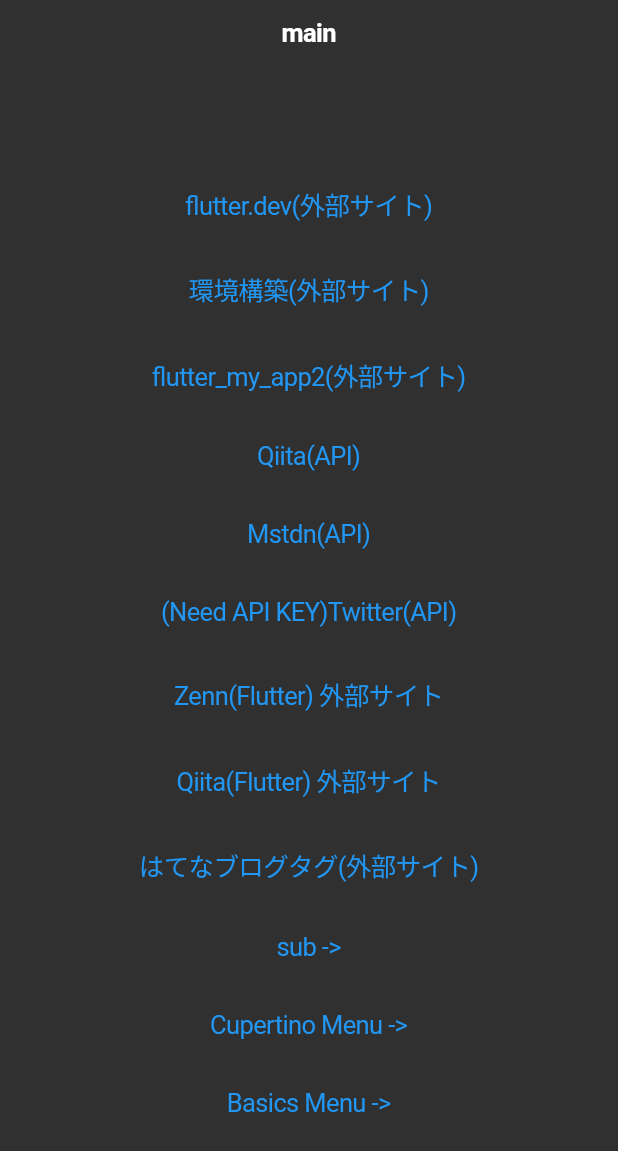
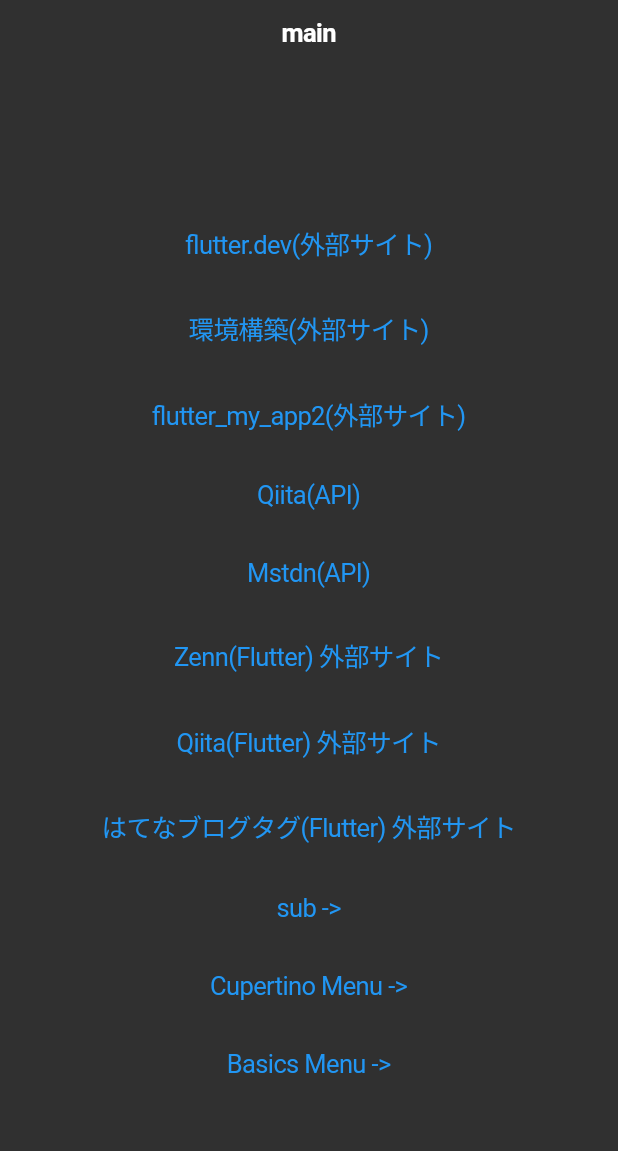
Before and after one commit to hiroyuki12/flutter_my_app2, a Flutter app: the screen it shows after launch, on a phone screen of 412 x 824 dp. Shown: the top 1151 px of the screen. Run offline on Flutter 3.47's test engine with Material 2 defaults, Android fonts, the phone set to English and light mode, and no system bars; our stand-ins replace firebase_auth, firebase_core, firebase_database, flutter_signin_button, local_auth, shared_preferences and 1 more; missing offline and left inert: flutter_share, oauth1, sqlite_viewer; accounts and stored records are empty.

Commit message:
Move Twitter Sub.

```diff
--- a/lib/main.dart
+++ b/lib/main.dart
@@ -4,7 +4,6 @@ import 'package:flutter/cupertino.dart';
 //import 'package:firebase_core/firebase_core.dart';
 import 'pages/QiitaScreen.dart';
 import 'pages/MastodonScreen.dart';
-import 'pages/TwitterScreen.dart';
 import 'pages/Cupertino/CupertinoMenu.dart';
 import 'pages/Cupertino/CupertinoSub.dart';
 import 'pages/Basics/BasicsMenu.dart';
@@ -77,11 +76,6 @@ class _MyHomePageState extends State<MyHomePage> {
               onPressed: () => Navigator.push(
                   context, MaterialPageRoute(builder: (context) => Mastodon())),
             ),
-            CupertinoButton(
-              child: Text("(Need API KEY)Twitter(API)"),
-              onPressed: () => Navigator.push(
-                  context, MaterialPageRoute(builder: (context) => Twitter())),
-            ),
             /*CupertinoButton(
               child: Text("Cupertino Firebase"),
               onPressed: () => Navigator.push(context,
@@ -99,7 +93,7 @@ class _MyHomePageState extends State<MyHomePage> {
                   await _launchURL('https://qiita.com/tags/flutter');
                 }),
             CupertinoButton(
-                child: Text("はてなブログタグ(外部サイト)"),
+                child: Text("はてなブログタグ(Flutter) 外部サイト"),
                 onPressed: () async {
                   await _launchURL('https://d.hatena.ne.jp/keyword/flutter');
                 }),
```
Also changed, not shown: lib/pages/Cupertino/CupertinoSub.dart (+7 -1 lines).
